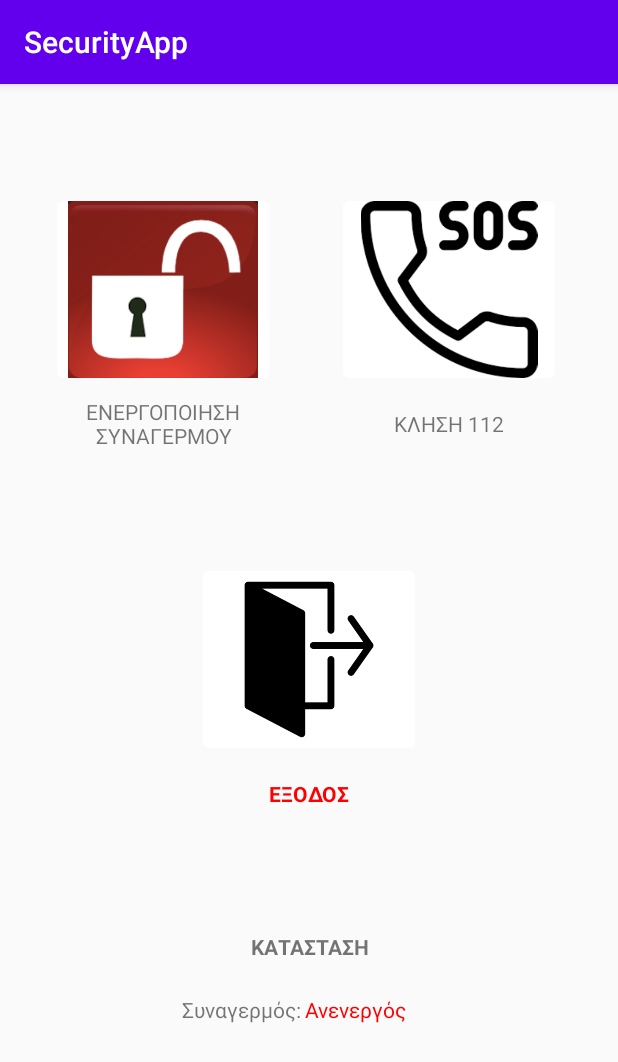
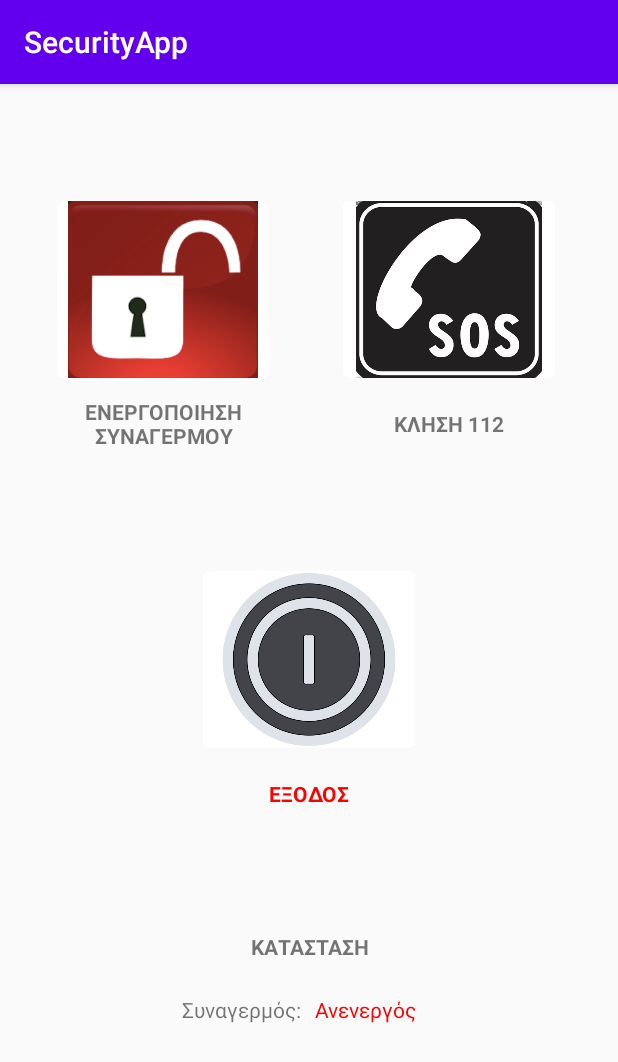
Before and after one commit to tzwnk/SecurityApp, an Android app: the HomePageActivity screen opened directly, with no data from a screen before it, on a phone screen of 412 x 824 dp. Shown: the top 1062 px of the screen. Run offline under Robolectric (Android 15) with nearby library versions, the phone set to English and light mode, and no system bars; libraries missing offline, so code that uses them is left out: androidx.constraintlayout.solver; 2 statements that could not run were skipped.

Commit message:
Changes in Icons

```diff
--- a/app/src/main/java/com/example/securityapp/home/HomePageActivity.java
+++ b/app/src/main/java/com/example/securityapp/home/HomePageActivity.java
@@ -126,12 +126,12 @@ public class HomePageActivity extends AppCompatActivity
         if (isAlarmActive) {
             btnAlarm.setImageResource(R.drawable.unlock);
             txtAlarm.setText("ΕΝΕΡΓΟΠΟΙΗΣΗ ΣΥΝΑΓΕΡΜΟΥ");
-            txtStatusAlarmValue.setText("Ανενεργός");
+            txtStatusAlarmValue.setText("  Ανενεργός");
             txtStatusAlarmValue.setTextColor(Color.RED);
         } else {
             btnAlarm.setImageResource(R.drawable.lock);
             txtAlarm.setText("ΑΠΕΝΕΡΓΟΠΟΙΗΣΗ ΣΥΝΑΓΕΡΜΟΥ");
-            txtStatusAlarmValue.setText("Ενεργός");
+            txtStatusAlarmValue.setText("  Ενεργός");
             txtStatusAlarmValue.setTextColor(Color.GREEN);
         }
     }
--- a/app/src/main/res/layout/activity_home_page.xml
+++ b/app/src/main/res/layout/activity_home_page.xml
@@ -27,6 +27,7 @@
             android:layout_height="61dp"
             android:inputType="textMultiLine"
             android:gravity="center"
+            android:textStyle="bold"
             android:text="ΕΝΕΡΓΟΠΟΙΗΣΗ ΣΥΝΑΓΕΡΜΟΥ"
             android:ems="10"
             android:id="@+id/txtAlarm"
@@ -52,6 +53,7 @@
             android:layout_height="61dp"
             android:inputType="textMultiLine"
             android:gravity="center"
+            android:textStyle="bold"
             android:text="ΡΥΘΜΙΣΕΙΣ"
             android:ems="10"
             android:id="@+id/txtSettings"
@@ -77,6 +79,7 @@
             android:layout_height="61dp"
             android:inputType="textMultiLine"
             android:gravity="center"
+            android:textStyle="bold"
             android:text="ΚΛΗΣΗ 112"
             android:ems="10"
             android:id="@+id/txtSOSCAll"
@@ -145,7 +148,7 @@
             android:layout_height="25dp"
             android:inputType="textMultiLine"
             android:gravity="left"
-            android:text="Ανενεργός"
+            android:text="  Ανενεργός"
             android:ems="9"
             android:textColor="#F00"
             android:id="@+id/txtStatusAlarmValue"
@@ -176,7 +179,7 @@
             android:layout_height="25dp"
             android:inputType="textMultiLine"
             android:gravity="left"
-            android:text="ΟΚ"
+            android:text="  ΟΚ"
             android:ems="9"
             android:textColor="#4CAF50"
             android:id="@+id/txtStatusPowerValue"
@@ -208,7 +211,7 @@
             android:layout_height="25dp"
             android:inputType="textMultiLine"
             android:gravity="left"
-            android:text="ΟΚ"
+            android:text="  ΟΚ"
             android:ems="9"
             android:textColor="#4CAF50"
             android:id="@+id/txtStatusBatteryValue"
@@ -239,7 +242,7 @@
             android:layout_height="25dp"
             android:inputType="textMultiLine"
             android:gravity="left"
-            android:text="ΟΚ"
+            android:text="  ΟΚ"
             android:ems="9"
             android:textColor="#4CAF50"
             android:id="@+id/txtStatusPhoneValue"
```
Also changed, not shown: app/src/main/res/drawable/logout.png, app/src/main/res/drawable/settings.png, app/src/main/res/drawable/soscall.png.
